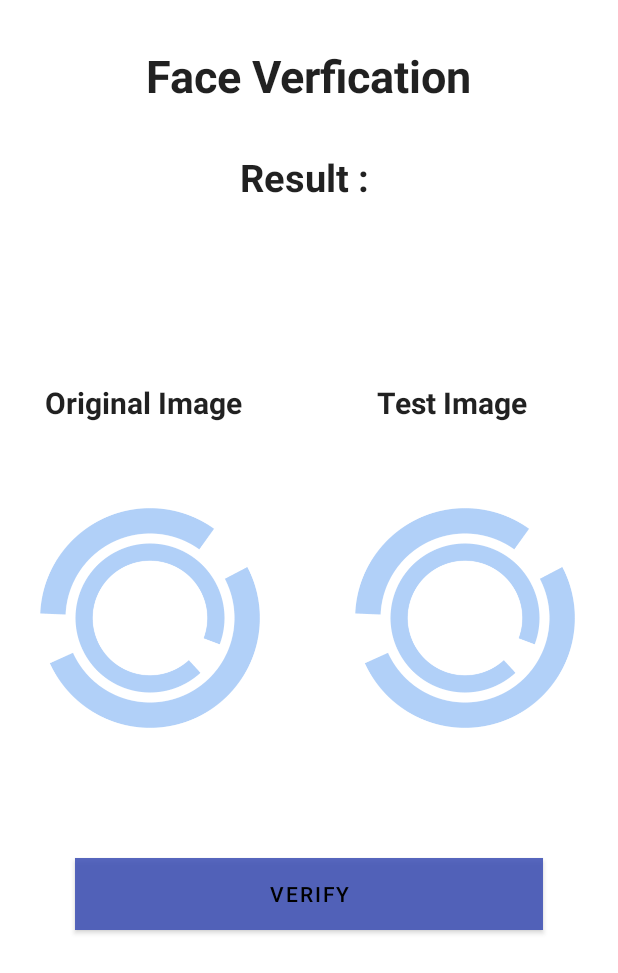
After one commit to yahyamouman/ChatID, an Android app: the VerifyActivity screen opened directly, with no data from a screen before it, on a phone screen of 412 x 824 dp. The commit adds this screen. Shown: the top 973 px of the screen. Run offline under Robolectric (Android 15) with nearby library versions, the phone set to English and light mode, and no system bars; libraries missing offline, so code that uses them is left out: com.google.mlkit.vision, org.tensorflow.lite; 2 statements that could not run were skipped.

Commit message:
Added Identity verification

```diff
--- a/app/build.gradle
+++ b/app/build.gradle
@@ -35,7 +35,13 @@ dependencies {
     def biometric_version = '1.0.0'
     implementation "androidx.biometric:biometric:$biometric_version"
 
+    //ML KIT AND TenserFlow
+    implementation('org.tensorflow:tensorflow-lite:0.0.0-nightly') { changing = true }
+    implementation('org.tensorflow:tensorflow-lite-gpu:0.0.0-nightly') { changing = true }
+    implementation('org.tensorflow:tensorflow-lite-support:0.0.0-nightly') { changing = true }
+    implementation 'com.google.mlkit:face-detection:16.0.0'
 
+    implementation fileTree(dir: 'libs', include: ['*.jar'])
     implementation 'androidx.appcompat:appcompat:1.2.0'
     implementation 'com.google.android.material:material:1.3.0'
     implementation 'androidx.constraintlayout:constraintlayout:2.0.4'
--- a/app/src/main/java/com/chatid/app/MainActivity.java
+++ b/app/src/main/java/com/chatid/app/MainActivity.java
@@ -115,6 +115,12 @@ public class MainActivity extends AppCompatActivity {
                 startActivity(new Intent(MainActivity.this,StartActivity.class));
                 finish();
                 return true;
+
+            case R.id.verify:
+
+                startActivity(new Intent(MainActivity.this,VerifyActivity.class));
+                finish();
+                return true;
         }
         return false;
     }
--- /dev/null
+++ b/app/src/main/java/com/chatid/app/VerifyActivity.java
@@ -0,0 +1,273 @@
+package com.chatid.app;
+
+import androidx.annotation.NonNull;
+import androidx.annotation.Nullable;
+import androidx.appcompat.app.AppCompatActivity;
+import androidx.appcompat.widget.Toolbar;
+import androidx.core.app.ActivityCompat;
+import androidx.core.content.ContextCompat;
+
+import android.Manifest;
+import android.app.Activity;
+import android.content.Intent;
+import android.content.pm.PackageManager;
+import android.content.res.AssetFileDescriptor;
+import android.graphics.Bitmap;
+import android.graphics.Canvas;
+import android.graphics.Rect;
+import android.net.Uri;
+import android.os.Bundle;
+import android.provider.MediaStore;
+import android.view.View;
+import android.widget.Button;
+import android.widget.ImageView;
+import android.widget.TextView;
+import android.widget.Toast;
+
+import com.google.android.gms.tasks.OnFailureListener;
+import com.google.android.gms.tasks.OnSuccessListener;
+import com.google.mlkit.vision.common.InputImage;
+import com.google.mlkit.vision.face.Face;
+import com.google.mlkit.vision.face.FaceDetection;
+import com.google.mlkit.vision.face.FaceDetector;
+import com.google.mlkit.vision.face.FaceDetectorOptions;
+
+import org.tensorflow.lite.DataType;
+import org.tensorflow.lite.Interpreter;
+import org.tensorflow.lite.support.common.TensorOperator;
+import org.tensorflow.lite.support.common.ops.NormalizeOp;
+import org.tensorflow.lite.support.image.ImageProcessor;
+import org.tensorflow.lite.support.image.TensorImage;
+import org.tensorflow.lite.support.image.ops.ResizeOp;
+import org.tensorflow.lite.support.image.ops.ResizeWithCropOrPadOp;
+
+import java.io.FileInputStream;
+import java.io.IOException;
+import java.nio.MappedByteBuffer;
+import java.nio.channels.FileChannel;
+import java.util.List;
+
+
+public class VerifyActivity extends AppCompatActivity {
+
+    protected Interpreter tflite;
+    private  int imageSizeX;
+    private  int imageSizeY;
+
+    private static final float IMAGE_MEAN = 0.0f;
+    private static final float IMAGE_STD = 1.0f;
+
+    public Bitmap oribitmap,testbitmap;
+    public static Bitmap cropped;
+    Uri imageuri;
+
+    ImageView oriImage,testImage;
+    Button buverify;
+    TextView result_text;
+
+    float[][] ori_embedding = new float[1][128];
+    float[][] test_embedding = new float[1][128];
+
+    @Override
+    protected void onCreate(Bundle savedInstanceState) {
+        super.onCreate(savedInstanceState);
+        setContentView(R.layout.activity_verify);
+
+        Toolbar toolbar = findViewById(R.id.toolbar);
+        setSupportActionBar(toolbar);
+        getSupportActionBar().setTitle("Verify identity");
+
+
+        initComponents();
+    }
+
+    private void initComponents() {
+
+        oriImage=(ImageView)findViewById(R.id.image1);
+        testImage=(ImageView)findViewById(R.id.image2);
+        buverify=(Button)findViewById(R.id.verify);
+        result_text=(TextView)findViewById(R.id.result);
+
+        try{
+            tflite=new Interpreter(loadmodelfile(this));
+        }catch (Exception e) {
+            e.printStackTrace();
+        }
+
+        if (ContextCompat.checkSelfPermission(VerifyActivity.this,
+                Manifest.permission.CAMERA) != PackageManager.PERMISSION_GRANTED){
+            ActivityCompat.requestPermissions(VerifyActivity.this,
+                    new String[]{
+                            Manifest.permission.CAMERA
+                    },
+                    100);
+        }
+
+
+
+        oriImage.setOnClickListener(new View.OnClickListener() {
+            @Override
+            public void onClick(View v) {
+
+                Intent intent=new Intent(MediaStore.ACTION_IMAGE_CAPTURE);
+                startActivityForResult(intent,100);
+
+                //Intent intent=new Intent();
+                //intent.setType("image/*");
+                //intent.setAction(Intent.ACTION_GET_CONTENT);
+                //startActivityForResult(Intent.createChooser(intent,"Select Picture"),12);
+            }
+        });
+
+        testImage.setOnClickListener(new View.OnClickListener() {
+            @Override
+            public void onClick(View v) {
+                Intent intent=new Intent();
+                intent.setType("image/*");
+                intent.setAction(Intent.ACTION_GET_CONTENT);
+                startActivityForResult(Intent.createChooser(intent,"Select Picture"),13);
+            }
+        });
+
+        buverify.setOnClickListener(new View.OnClickListener() {
+            @Override
+            public void onClick(View v) {
+
+                double distance=calculate_distance(ori_embedding,test_embedding);
+
+                if(distance<6.0)
+                    result_text.setText("Result : Same Faces");
+
+                else
+                    result_text.setText("Result : Different Faces");
+
+            }
+
+        });
+
+    }
+
+    private double calculate_distance(float[][] ori_embedding, float[][] test_embedding) {
+        double sum =0.0;
+        for(int i=0;i<128;i++){
+            sum=sum+Math.pow((ori_embedding[0][i]-test_embedding[0][i]),2.0);
+        }
+        return Math.sqrt(sum);
+    }
+
+    private TensorImage loadImage(final Bitmap bitmap, TensorImage inputImageBuffer ) {
+        // Loads bitmap into a TensorImage.
+        inputImageBuffer.load(bitmap);
+
+        // Creates processor for the TensorImage.
+        int cropSize = Math.min(bitmap.getWidth(), bitmap.getHeight());
+        // TODO(b/143564309): Fuse ops inside ImageProcessor.
+        ImageProcessor imageProcessor =
+                new ImageProcessor.Builder()
+                        .add(new ResizeWithCropOrPadOp(cropSize, cropSize))
+                        .add(new ResizeOp(imageSizeX, imageSizeY, ResizeOp.ResizeMethod.NEAREST_NEIGHBOR))
+                        .add(getPreprocessNormalizeOp())
+                        .build();
+        return imageProcessor.process(inputImageBuffer);
+    }
+
+    private MappedByteBuffer loadmodelfile(Activity activity) throws IOException {
+        AssetFileDescriptor fileDescriptor=activity.getAssets().openFd("Qfacenet.tflite");
+        FileInputStream inputStream=new FileInputStream(fileDescriptor.getFileDescriptor());
+        FileChannel fileChannel=inputStream.getChannel();
+        long startoffset = fileDescriptor.getStartOffset();
+        long declaredLength=fileDescriptor.getDeclaredLength();
+        return fileChannel.map(FileChannel.MapMode.READ_ONLY,startoffset,declaredLength);
+    }
+
+    private TensorOperator getPreprocessNormalizeOp() {
+        return new NormalizeOp(IMAGE_MEAN, IMAGE_STD);
+    }
+
+    @Override
+    protected void onActivityResult(int requestCode, int resultCode, @Nullable Intent data) {
+        super.onActivityResult(requestCode, resultCode, data);
+
+        if(requestCode==100) {
+            imageuri = data.getData();
+            try {
+
+                oribitmap=(Bitmap) data.getExtras().get("data");
+
+                //oribitmap = MediaStore.Images.Media.getBitmap(getContentResolver(), imageuri);
+                oriImage.setImageBitmap(oribitmap);
+                face_detector(oribitmap,"original");
+            } catch (Exception e) {
+                e.printStackTrace();
+            }
+        }
+
+        if(requestCode==13 && resultCode==RESULT_OK && data!=null) {
+            imageuri = data.getData();
+            try {
+                testbitmap = MediaStore.Images.Media.getBitmap(getContentResolver(), imageuri);
+                testImage.setImageBitmap(testbitmap);
+                face_detector(testbitmap,"test");
+            } catch (IOException e) {
+                e.printStackTrace();
+            }
+        }
+    }
+
+    public void face_detector(final Bitmap bitmap, final String imagetype){
+
+        final InputImage image = InputImage.fromBitmap(bitmap,0);
+        FaceDetector detector = FaceDetection.getClient();
+        detector.process(image)
+                .addOnSuccessListener(
+                        new OnSuccessListener<List<Face>>() {
+                            @Override
+                            public void onSuccess(List<Face> faces) {
+                                // Task completed successfully
+                                for (Face face : faces) {
+                                    Rect bounds = face.getBoundingBox();
+                                    cropped = Bitmap.createBitmap(bitmap, bounds.left, bounds.top, bounds.width(), bounds.height());
+                                    get_embaddings(cropped,imagetype);
+                                }
+                            }
+
+                        })
+                .addOnFailureListener(
+                        new OnFailureListener() {
+                            @Override
+                            public void onFailure(@NonNull Exception e) {
+                                // Task failed with an exception
+                                Toast.makeText(getApplicationContext(),e.getMessage(),Toast.LENGTH_LONG).show();
+                            }
+                        });
+    }
+
+    public void get_embaddings(Bitmap bitmap,String imagetype){
+
+        TensorImage inputImageBuffer;
+        float[][] embedding = new float[1][128];
+
+        int imageTensorIndex = 0;
+        int[] imageShape = tflite.getInputTensor(imageTensorIndex).shape(); // {1, height, width, 3}
+        imageSizeY = imageShape[1];
+        imageSizeX = imageShape[2];
+        DataType imageDataType = tflite.getInputTensor(imageTensorIndex).dataType();
+
+        inputImageBuffer = new TensorImage(imageDataType);
+
+        inputImageBuffer = loadImage(bitmap,inputImageBuffer);
+
+        tflite.run(inputImageBuffer.getBuffer(),embedding);
+
+        if(imagetype.equals("original"))
+            ori_embedding=embedding;
+        else if (imagetype.equals("test"))
+            test_embedding=embedding;
+    }
+
+    public void opencamera(){
+        Intent intent=new Intent(MediaStore.ACTION_IMAGE_CAPTURE);
+        startActivityForResult(intent,0);
+    }
+
+}
--- /dev/null
+++ b/app/src/main/res/layout/activity_verify.xml
@@ -0,0 +1,91 @@
+<?xml version="1.0" encoding="utf-8"?>
+<RelativeLayout xmlns:android="http://schemas.android.com/apk/res/android"
+    xmlns:app="http://schemas.android.com/apk/res-auto"
+    xmlns:tools="http://schemas.android.com/tools"
+    android:layout_width="match_parent"
+    android:layout_height="match_parent"
+    tools:context=".MainActivity">
+
+    <TextView
+        android:layout_width="wrap_content"
+        android:layout_height="wrap_content"
+        android:layout_centerHorizontal="true"
+        android:id="@+id/title"
+        android:text="Face Verfication"
+        android:textColor="@color/browser_actions_text_color"
+        android:layout_marginTop="30dp"
+        android:textSize="30dp"
+        android:textStyle="bold"/>
+    <TextView
+        android:layout_width="wrap_content"
+        android:layout_height="wrap_content"
+        android:id="@+id/result"
+        android:layout_centerHorizontal="true"
+        android:layout_below="@+id/title"
+        android:text="Result : "
+        android:textColor="@color/browser_actions_text_color"
+        android:layout_marginTop="30dp"
+        android:textSize="25dp"
+        android:textStyle="bold"/>
+    <LinearLayout
+        android:layout_width="wrap_content"
+        android:layout_height="wrap_content"
+        android:orientation="horizontal"
+        android:layout_above="@+id/llay">
+
+        <TextView
+            android:layout_width="wrap_content"
+            android:layout_height="wrap_content"
+            android:text="Original Image"
+            android:textColor="@color/browser_actions_text_color"
+            android:textStyle="bold"
+            android:layout_marginBottom="20dp"
+            android:layout_marginStart="30dp"
+            android:textSize="20dp"/>
+        <TextView
+            android:layout_width="wrap_content"
+            android:layout_height="wrap_content"
+            android:text="Test Image"
+            android:textColor="@color/browser_actions_text_color"
+            android:layout_marginBottom="20dp"
+            android:textStyle="bold"
+            android:layout_marginStart="90dp"
+            android:textSize="20dp"/>
+    </LinearLayout>
+
+    <LinearLayout
+        android:layout_width="wrap_content"
+        android:layout_height="wrap_content"
+        android:id="@+id/llay"
+        android:layout_centerVertical="true">
+
+        <ImageView
+            android:layout_width="200dp"
+            android:layout_height="200dp"
+            android:layout_gravity="center_vertical"
+            android:src="@drawable/auth_face"
+            android:id="@+id/image1">
+        </ImageView>
+
+        <ImageView
+            android:layout_width="200dp"
+            android:layout_height="200dp"
+            android:layout_margin="10dp"
+            android:src="@drawable/auth_face"
+            android:layout_gravity="center_vertical"
+            android:id="@+id/image2"/>
+
+    </LinearLayout>
+
+    <Button
+        android:layout_width="match_parent"
+        android:layout_height="wrap_content"
+        android:id="@+id/verify"
+        android:layout_below="@+id/llay"
+        android:text="verify"
+        android:layout_margin="50dp"
+        android:textColor="#000"
+        android:background="@color/browser_actions_text_color"
+        android:layout_centerHorizontal="true"/>
+
+</RelativeLayout>
--- a/app/src/main/res/menu/menu.xml
+++ b/app/src/main/res/menu/menu.xml
@@ -3,8 +3,13 @@
     xmlns:app="http://schemas.android.com/apk/res-auto">
 
     <item
+        android:id="@+id/verify"
+        android:title="Verify"
+        app:showAsAction="never"/>
+    <item
         android:id="@+id/logout"
         android:title="LogOut"
         app:showAsAction="never"/>
 
+
 </menu>
```
Also changed, not shown: app/src/main/AndroidManifest.xml (+8 -6 lines), 1 other file.
